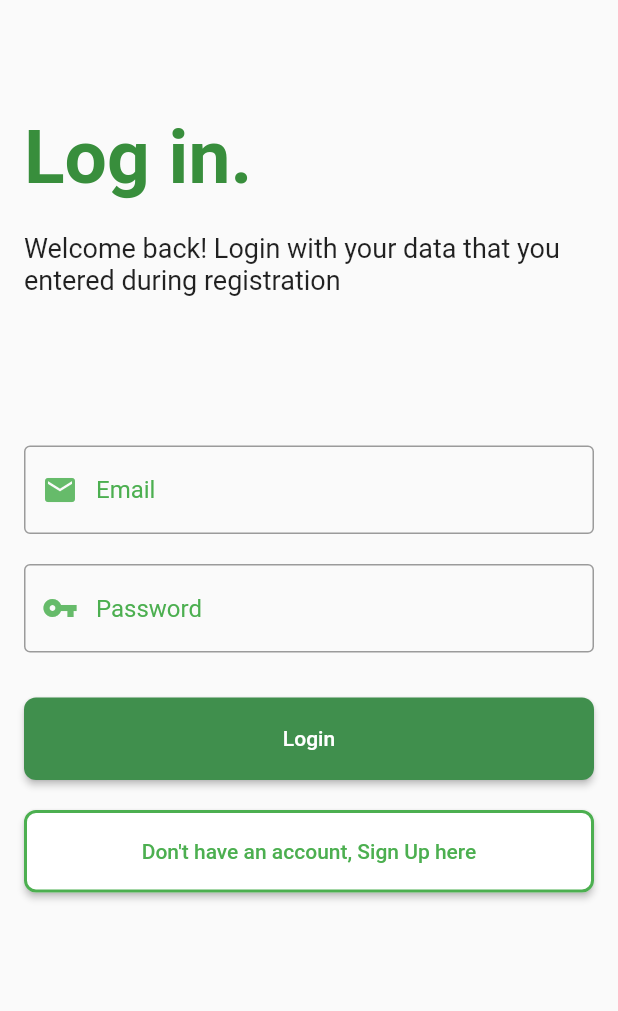
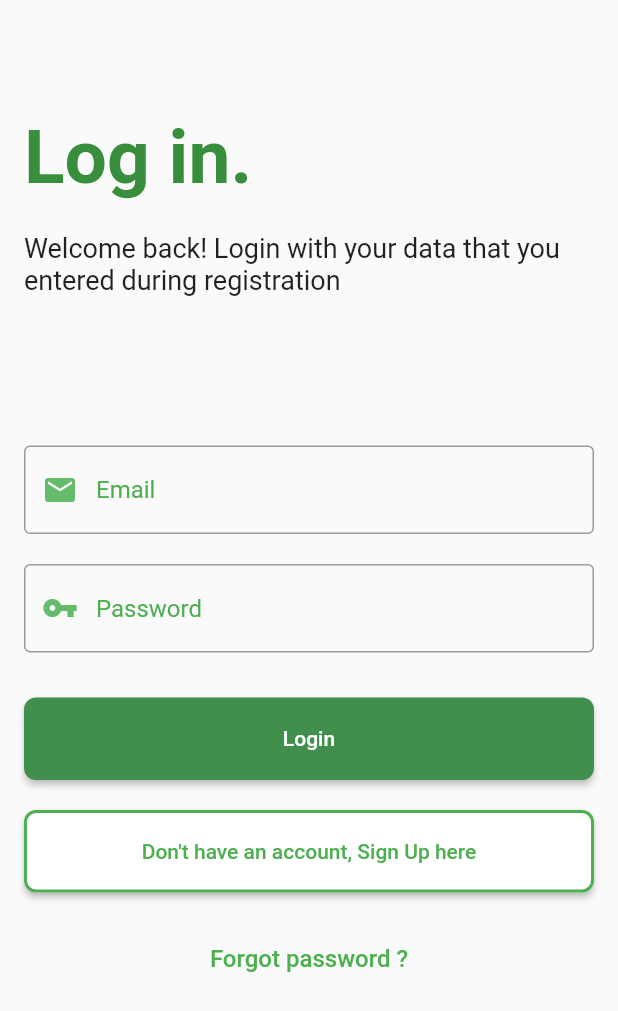
Before and after one commit to ElectricGoal/EmailPasswordAuth, a Flutter app: the screen it shows after launch, on a phone screen of 412 x 824 dp. Shown: the top 1011 px of the screen. Run offline on Flutter 3.47's test engine with Material 2 defaults, Android fonts, the phone set to English and light mode, and no system bars; our stand-ins replace cloud_firestore, firebase_auth, firebase_core, fluttertoast; accounts and stored records are empty.

```diff
--- a/src/lib/main.dart
+++ b/src/lib/main.dart
@@ -46,6 +46,7 @@ class _MyAppState extends State<MyApp> {
         ),
       ],
       child: MaterialApp(
+        debugShowCheckedModeBanner: false,
         title: 'App',
         theme: ThemeData(
           primaryColor: Colors.green,
--- a/src/lib/models/app_state_manager.dart
+++ b/src/lib/models/app_state_manager.dart
@@ -12,12 +12,14 @@ class AppStateManager extends ChangeNotifier {
   bool _initialized = false;
   bool _loggedIn = false;
   bool _registered = false;
+  bool _resetPass = false;
 
   int _selectedTab = AppTab.tab0;
 
   bool get isInitialized => _initialized;
   bool get isLoggedIn => _loggedIn;
   bool get isRegistered => _registered;
+  bool get isResetPass => _resetPass;
   int get getSelectedTab => _selectedTab;
 
   void initializeApp() {
@@ -32,7 +34,6 @@ class AppStateManager extends ChangeNotifier {
   }
 
   void login() {
-
     _loggedIn = true;
     _registered = true;
 
@@ -57,6 +58,12 @@ class AppStateManager extends ChangeNotifier {
     notifyListeners();
   }
 
+  void resetPass(bool value) {
+    _resetPass = value;
+
+    notifyListeners();
+  }
+
   void goToTab(index) {
     _selectedTab = index;
 
--- a/src/lib/screens/app_pages.dart
+++ b/src/lib/screens/app_pages.dart
@@ -4,4 +4,5 @@ class AppPages {
   static String registerPath = '/register';
   static String home = '/';
   static String profilePath = '/profile';
+  static String resetPassPath = '/resetPass';
 }
--- a/src/lib/screens/home_screen.dart
+++ b/src/lib/screens/home_screen.dart
@@ -133,7 +133,7 @@ class _HomeState extends State<Home> {
         child: const Icon(
           Icons.account_circle,
           size: 40,
-          color: Colors.amber,
+          color: Colors.white,
         ),
         onTap: () {
           Provider.of<ProfileManager>(context, listen: false)
--- a/src/lib/screens/login_screen.dart
+++ b/src/lib/screens/login_screen.dart
@@ -29,8 +29,6 @@ class _LoginScreenState extends State<LoginScreen> {
   final TextStyle focusedStyle =
       const TextStyle(color: Colors.green, height: 1);
 
-  final TextStyle unfocusedStyle = const TextStyle(color: Colors.grey);
-
   final _formKey = GlobalKey<FormState>();
 
   final TextEditingController emailController = TextEditingController();
@@ -59,13 +57,15 @@ class _LoginScreenState extends State<LoginScreen> {
             children: [
               headerField(),
               const SizedBox(height: 100),
-              emailField(context),
+              emailField(),
               const SizedBox(height: 20),
-              passwordField(context),
+              passwordField(),
               const SizedBox(height: 30),
               buildLoginButton(context),
               const SizedBox(height: 20),
               buildSignUpButton(context),
+              const SizedBox(height: 20),
+              buildForgotPassButton(context),
             ],
           ),
         ),
@@ -150,7 +150,7 @@ class _LoginScreenState extends State<LoginScreen> {
     );
   }
 
-  Widget emailField(BuildContext context) {
+  Widget emailField() {
     return TextFormField(
       autofocus: false,
       controller: emailController,
@@ -188,7 +188,7 @@ class _LoginScreenState extends State<LoginScreen> {
     );
   }
 
-  Widget passwordField(BuildContext context) {
+  Widget passwordField() {
     return TextFormField(
       autofocus: false,
       controller: passwordController,
@@ -220,6 +220,21 @@ class _LoginScreenState extends State<LoginScreen> {
         prefixIcon: Icon(
           Icons.vpn_key,
           color: Colors.green[400],
+        ),
+      ),
+    );
+  }
+
+  Widget buildForgotPassButton(BuildContext context) {
+    return TextButton(
+      onPressed: () {
+        Provider.of<AppStateManager>(context, listen: false).resetPass(true);
+      },
+      child: const Text(
+        'Forgot password ?',
+        style: TextStyle(
+          fontSize: 16,
+          color: Colors.green,
         ),
       ),
     );
--- a/src/lib/screens/register_screen.dart
+++ b/src/lib/screens/register_screen.dart
@@ -149,7 +149,7 @@ class _RegisterScreenState extends State<RegisterScreen> {
             return;
           }
           signUp(emailController.text, passwordController.text);
-          Provider.of<AppStateManager>(context, listen: false).register();
+
         },
       ),
     );
@@ -340,6 +340,7 @@ class _RegisterScreenState extends State<RegisterScreen> {
         await _auth
             .createUserWithEmailAndPassword(email: email, password: password)
             .then((value) => {postDetailsToFirestore()});
+        Provider.of<AppStateManager>(context, listen: false).register();
       } on FirebaseAuthException catch (error) {
         switch (error.code) {
           case "invalid-email":
--- a/src/lib/screens/screens.dart
+++ b/src/lib/screens/screens.dart
@@ -3,3 +3,5 @@ export 'tab0_screen.dart';
 export 'tab1_screen.dart';
 export 'tab2_screen.dart';
 export 'profile_screen.dart';
+export 'login_screen.dart';
+export 'reset_password_screen.dart';
```
Also changed, not shown: src/lib/navigation/app_router.dart (+7 -2 lines), src/lib/screens/profile_screen.dart (+38 -7 lines).
